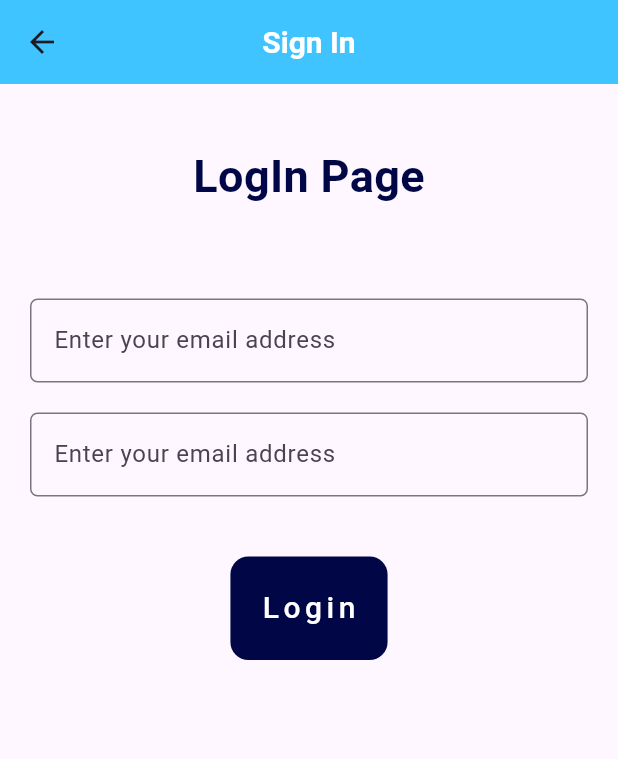
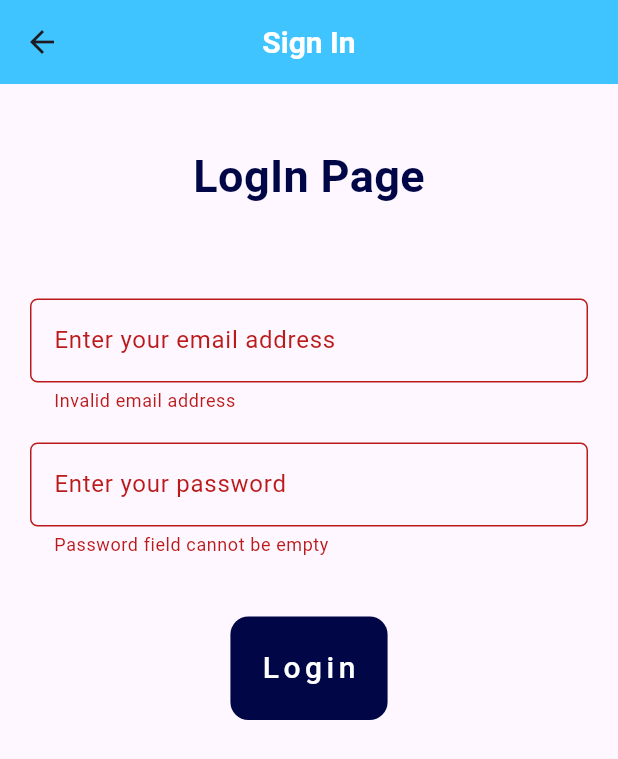
Before and after one commit to ukpongjoseph/DigiKlone, a Flutter app: the SignIn screen opened by its route, after a tap on "Login", on a phone screen of 412 x 824 dp. Shown: the top 759 px of the screen. Run offline on Flutter 3.47's test engine with Material 3 defaults, Android fonts, the phone set to English and light mode, and no system bars.

Commit message:
More commit

```diff
--- a/lib/authServices/login.dart
+++ b/lib/authServices/login.dart
@@ -23,7 +23,10 @@ class LoginService{
         throw "error";
       }
     } catch (e) {
-      return ("Network error : $e");
+      return {
+        "success" : false,
+        "message" : "Network error : $e"
+      };
     }
   }
 
--- a/lib/authServices/register.dart
+++ b/lib/authServices/register.dart
@@ -27,7 +27,10 @@ class AuthServices{
         throw "error";
       }
     } catch (e) {
-      return "Network error : $e";
+      return {
+        "success" : false,
+        "message" : "Network error : $e"
+      };
     }
 
   }
--- a/lib/pages/sign_in.dart
+++ b/lib/pages/sign_in.dart
@@ -33,8 +33,8 @@ class _SignInState extends State<SignIn> {
   void handleLogin()async{
     late String data;
     data = jsonEncode({
-      "email" : _email,
-      "password" : _password
+      "email" : _email.text.trim(),
+      "password" : _password.text.trim()
     });
     if(_formKey.currentState!.validate()){
       final loginResponse = await LoginService().login(data);
@@ -110,11 +110,11 @@ class _SignInState extends State<SignIn> {
                     obscureText: true,
                     controller: _password,
                     decoration: InputDecoration(
-                      hintText: "Email",
+                      hintText: "password",
                       border: OutlineInputBorder(
                         borderRadius: BorderRadius.all(Radius.circular(5.0))
                       ),
-                      labelText: "Enter your email address"
+                      labelText: "Enter your password"
                     ),
                     validator: (value){
                       if(value == null || value.isEmpty){
@@ -129,6 +129,7 @@ class _SignInState extends State<SignIn> {
                   SizedBox(height: 40.0),
                   FilledButton(
                     onPressed: (){
+                      print("sent");
                       handleLogin();
                     },
                     style: ElevatedButton.styleFrom(
```
